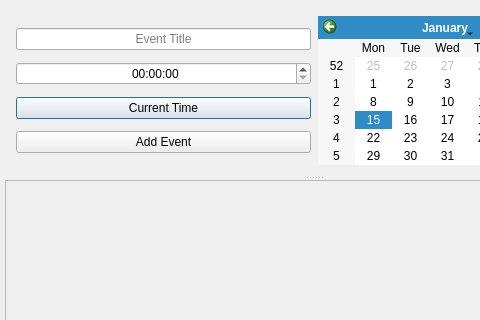
This is waiterdialog.ui in kwplummer/QCompanion as Qt 5 draws it before an edit; both pictures show x 0 to 480 and y 0 to 320 of the 628 by 493 pixel window. The edited form follows.
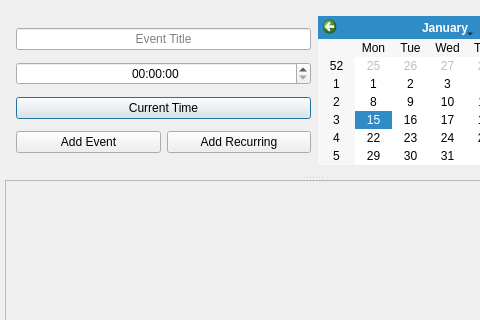
This is the edited form.

Commit message: Added an "Add Reocurring" button to WaiterDialog, which presents the WaiterCronDialog and then creates a Waiter. In the next commit the result will be added to the Waiter.

Diff of the .ui file:
```diff
--- a/waiterdialog.ui
+++ b/waiterdialog.ui
@@ -69,12 +69,23 @@
           </widget>
          </item>
          <item>
+          <layout class="QHBoxLayout" name="horizontalLayout">
+           <item>
           <widget class="QPushButton" name="AddButton">
            <property name="text">
             <string>Add Event</string>
            </property>
           </widget>
          </item>
+           <item>
+            <widget class="QPushButton" name="AddRecurringButton">
+             <property name="text">
+              <string>Add Recurring</string>
+             </property>
+            </widget>
+           </item>
+          </layout>
+         </item>
         </layout>
        </item>
        <item>
```
Left out of the diff: 1 changed line with no effect on the pictures. Lines whose indentation alone changed are shown as unchanged. The commit also changes 5 other files.
